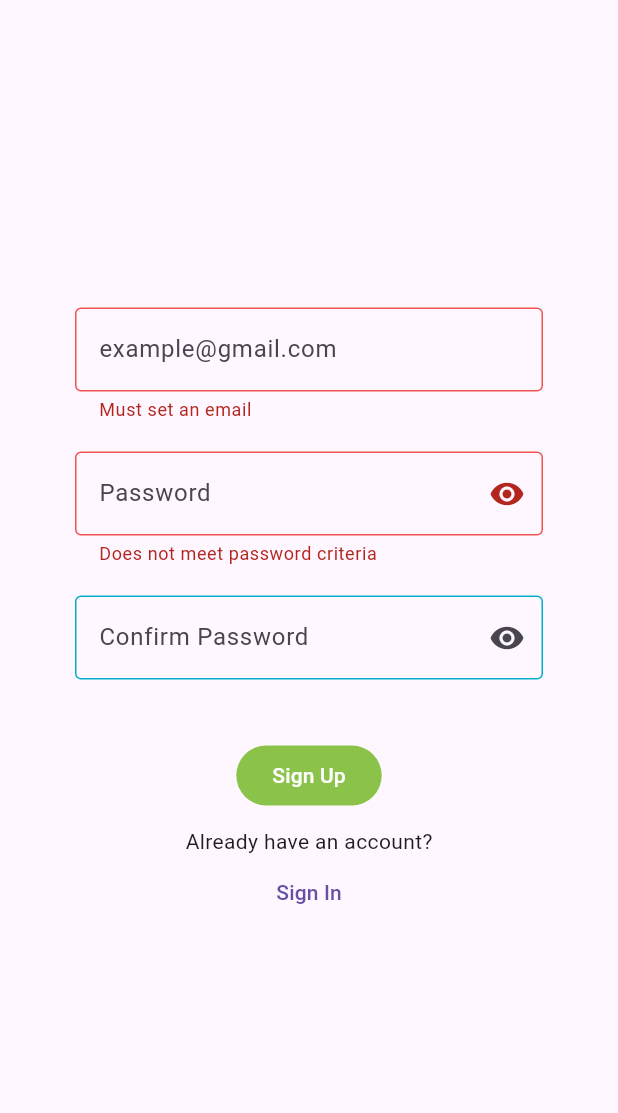
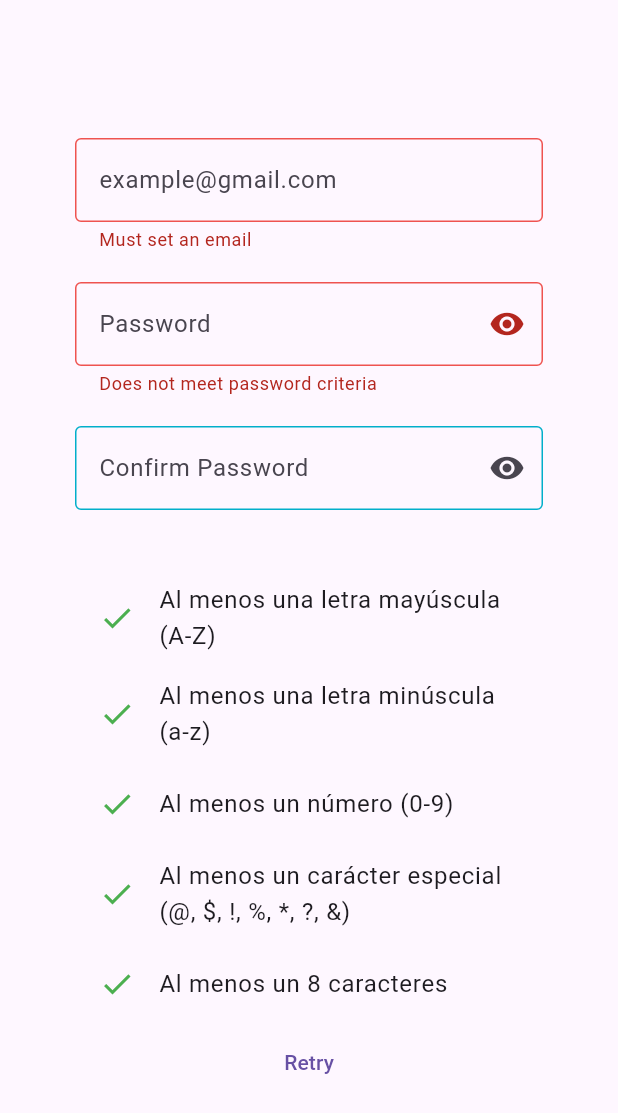
Before and after one commit to franco-padovani/app_desafio_v2, a Flutter app: the screen it shows after launch, after a tap on "Sign Up", on a phone screen of 412 x 824 dp. Shown: the top 1113 px of the screen. Run offline on Flutter 3.47's test engine with Material 3 defaults, Android fonts, the light colour scheme and no system bars; our stand-ins replace animate_do, card_swiper, flutter_dotenv, flutter_riverpod, freezed_annotation, go_router and 5 more; missing offline and left inert: flutter_flip_card; accounts and stored records are empty; generated files the repository leaves out were written again.

Commit message:
Fix: Agregue las condiciones que debe cumplir la contraseña

```diff
--- a/lib/features/auth/features/sign_up/view/sign_up_view.dart
+++ b/lib/features/auth/features/sign_up/view/sign_up_view.dart
@@ -23,11 +23,8 @@ class _SignUpScreenState extends ConsumerState<SignUpView> {
   Widget build(BuildContext context) {
     final showScreenNotifier = ref.read(screenControllerProvider.notifier);
 
-    final signUpState = ref.watch(signUpControllProvider);
-
-    final userSignUpState = ref.watch(signUpUserProvider(signUpState));
-    final userSignUpNotifier =
-        ref.read(signUpUserProvider(signUpState).notifier);
+    final userSignUpState = ref.watch(signUpUserProvider);
+    final userSignUpNotifier = ref.read(signUpUserProvider.notifier);
 
     return Scaffold(
       body: Padding(
@@ -67,6 +64,41 @@ class _SignUpScreenState extends ConsumerState<SignUpView> {
               data: (state) {
                 if (state is NullUserState) {
                   return Center(child: Text(state.error));
+                } else if (state is NotMeetsPasswordCriteria) {
+                  return Dialog.fullscreen(
+                    child: Column(
+                      mainAxisAlignment: MainAxisAlignment.center,
+                      children: [
+                        ListTile(
+                          leading: Icon(Icons.check, color: Colors.green),
+                          title: Text('Al menos una letra mayúscula (A-Z)'),
+                        ),
+                        ListTile(
+                          leading: Icon(Icons.check, color: Colors.green),
+                          title: Text('Al menos una letra minúscula (a-z)'),
+                        ),
+                        ListTile(
+                          leading: Icon(Icons.check, color: Colors.green),
+                          title: Text('Al menos un número (0-9)'),
+                        ),
+                        ListTile(
+                          leading: Icon(Icons.check, color: Colors.green),
+                          title: Text(
+                              'Al menos un carácter especial (@, \$, !, %, *, ?, &)'),
+                        ),
+                        ListTile(
+                          leading: Icon(Icons.check, color: Colors.green),
+                          title: Text('Al menos un 8 caracteres'),
+                        ),
+                        TextButton(
+                          onPressed: () {
+                            userSignUpNotifier.retrySignUp();
+                          },
+                          child: Text('Retry'),
+                        ),
+                      ],
+                    ),
+                  );
                 } else if (state is NewUserBuildedState) {
                   WidgetsBinding.instance.addPostFrameCallback((_) {
                     context.go(AppRoutes.home);
@@ -77,7 +109,7 @@ class _SignUpScreenState extends ConsumerState<SignUpView> {
                 }
                 return Column(
                   children: [
-                    SignUpButton(
+                    _SignUpButton(
                       notifier: userSignUpNotifier,
                     ),
                     SizedBox(height: 10),
@@ -92,7 +124,7 @@ class _SignUpScreenState extends ConsumerState<SignUpView> {
               error: (error, _) => _buildErrorHandler(error),
               loading: () => Column(
                 children: [
-                  SignUpButton(
+                  _SignUpButton(
                     notifier: userSignUpNotifier,
                   ),
                   SizedBox(height: 10),
@@ -131,9 +163,8 @@ class _SignUpScreenState extends ConsumerState<SignUpView> {
   }
 }
 
-class SignUpButton extends ConsumerWidget {
-  const SignUpButton({
-    super.key,
+class _SignUpButton extends ConsumerWidget {
+  const _SignUpButton({
     required this.notifier,
   });
 
@@ -141,9 +172,11 @@ class SignUpButton extends ConsumerWidget {
 
   @override
   Widget build(BuildContext context, WidgetRef ref) {
+    final signUpState = ref.watch(signUpControllProvider);
+
     return FilledButton(
       onPressed: () {
-        notifier.signUpUser();
+        notifier.signUpUser(signUpState);
       },
       style: ButtonStyle(
           backgroundColor: WidgetStatePropertyAll(AppColors.aliveColor)),
--- a/lib/features/auth/features/sign_up/viewmodel/user_sign_up_provider.dart
+++ b/lib/features/auth/features/sign_up/viewmodel/user_sign_up_provider.dart
@@ -21,6 +21,12 @@ class NewUserBuildedState extends UserSignInState {
   NewUserBuildedState(this.user);
 }
 
+class NoMatchPassword extends UserSignInState {}
+
+class NotMeetsPasswordCriteria extends UserSignInState {}
+
+class RetrySignUp extends UserSignInState {}
+
 class NullUserState extends UserSignInState {
   final String error;
 
@@ -29,33 +35,33 @@ class NullUserState extends UserSignInState {
 
 @riverpod
 class SignUpUser extends _$SignUpUser {
-  late final String _email;
-  late final String _password;
-  late final String _confirmPassword;
+  late final UserRepository _userRepository;
   late final SignUpControll _signUpControll;
-  late final UserRepository _userRepository;
 
   @override
-  Future<UserSignInState> build(SignUpState signUpState) async {
-    _email = signUpState.email;
-    _password = signUpState.password;
-    _confirmPassword = signUpState.confirmPassword;
+  Future<UserSignInState> build() async {
     _signUpControll = ref.read(signUpControllProvider.notifier);
     _userRepository = await ref.read(userRepositoryProvider);
 
     return InitialState();
   }
 
-  Future<void> signUpUser() async {
+  Future<void> signUpUser(SignUpState signUpState) async {
     state = AsyncData(FetchingState());
 
     _signUpControll.validateFields();
 
-    if (!_meetsPasswordCriteria(_password)) return;
-    if (!_doPasswordsMatch(_password, _confirmPassword)) return;
+    final email = signUpState.email;
+    final password = signUpState.password;
+    final confirmPassword = signUpState.confirmPassword;
 
+    if (!_meetsPasswordCriteria(password)) {
+      state = AsyncData(NotMeetsPasswordCriteria());
+    } else if (!_doPasswordsMatch(password, confirmPassword)) {
+      state = AsyncData(NoMatchPassword());
+    } else {
       try {
-      final res = await _userRepository.signUpNewUser(_email, _password);
+        final res = await _userRepository.signUpNewUser(email, password);
 
         if (res.user == null) {
           state = AsyncData(NullUserState('Unexpected error'));
@@ -66,6 +72,9 @@ class SignUpUser extends _$SignUpUser {
         state = AsyncError(error, str);
       }
     }
+  }
+
+  void retrySignUp() => state = AsyncData(InitialState());
 
   bool _meetsPasswordCriteria(String password) {
     final conditions = passwordConditions;
```
Also changed, not shown: lib/features/auth/features/sign_up/viewmodel/user_sign_up_provider.g.dart, 10 other files. Lines whose indentation alone changed are shown as unchanged.
